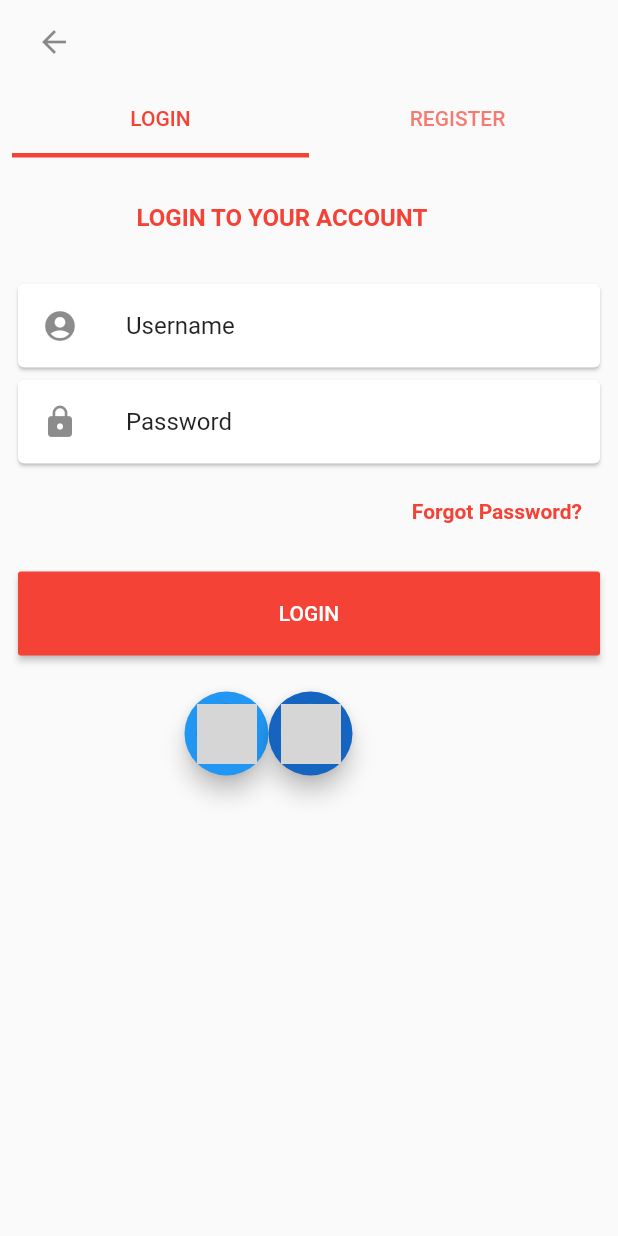
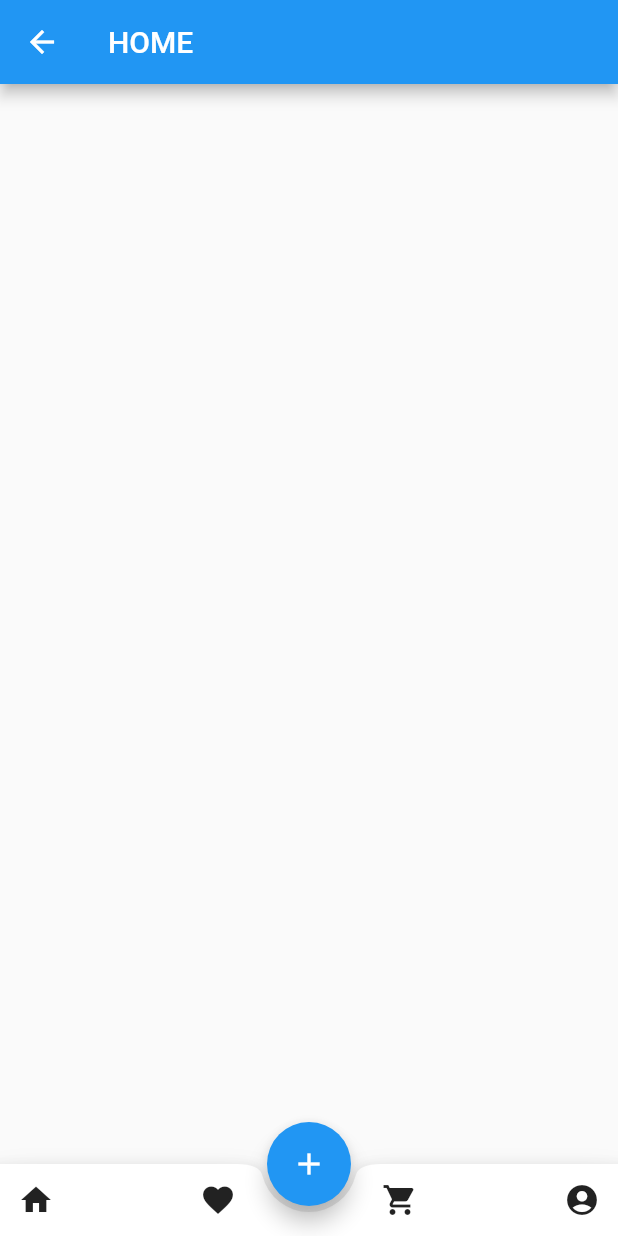
Before and after one commit to rzaheer/login_UI, a Flutter app: the screen it shows after launch, after a tap on "LOGIN", on a phone screen of 412 x 824 dp. Run offline on Flutter 3.47's test engine with Material 2 defaults, Android fonts, the phone set to English and light mode, and no system bars; network calls fail; grey boxes are pictures that could not be loaded.

Commit message:
Initial commit

```diff
--- /dev/null
+++ b/lib/Myhome.dart
@@ -0,0 +1,45 @@
+import 'package:flutter/material.dart';
+import './favourites.dart' as fav;
+
+class MyHome extends StatelessWidget {
+  @override
+  Widget build(BuildContext context) {
+    return Scaffold(
+      appBar: AppBar(title: Text('HOME'),),
+      body: Container(),
+      floatingActionButton: FloatingActionButton(
+          child: Icon(Icons.add),
+          heroTag: "btn1",
+          onPressed: () => {} ),
+      floatingActionButtonLocation: FloatingActionButtonLocation.centerDocked,
+      bottomNavigationBar: BottomAppBar(
+            shape: CircularNotchedRectangle(),
+            child: Row(
+              mainAxisSize: MainAxisSize.min,
+              mainAxisAlignment: MainAxisAlignment.spaceBetween,
+              children: <Widget>[
+                IconButton(
+                   icon: Icon(Icons.home),
+                   onPressed: ()=> {},
+                ),
+                 IconButton(
+                  icon: Icon(Icons.favorite),
+                  onPressed: () {Navigator.of(context).push(MaterialPageRoute(builder: (context) => fav.Favourite()));},
+
+                ),
+                IconButton(
+                  onPressed: () {
+
+                  },
+                  icon: Icon(Icons.shopping_cart),
+                ),
+                IconButton(
+                  onPressed: () => {},
+                  icon: Icon(Icons.account_circle),
+                ),
+              ],
+    )
+        )
+    );
+}
+}
--- /dev/null
+++ b/lib/login.dart
@@ -0,0 +1,96 @@
+import 'package:flutter/material.dart';
+import './Myhome.dart' as home;
+
+
+class Login extends StatefulWidget{
+
+  _LoginState createState() => _LoginState();
+}
+
+class _LoginState extends State<Login> {
+@override
+Widget build(BuildContext context) {
+
+     return Scaffold(
+      body: ListView (
+     children: <Widget> [
+   Padding(
+        padding: EdgeInsets.fromLTRB(75.0,12.0,12.0,12.0),
+        child: Container(
+child: ListTile(
+title: Text('LOGIN TO YOUR ACCOUNT', style: TextStyle(color: Colors.red, fontWeight: FontWeight.bold)
+              ),
+              ),
+      ),
+       ),
+
+      Padding(
+            padding: const EdgeInsets.symmetric(horizontal: 8.0),
+            child: Card(
+              child: ListTile(
+                leading: Icon(Icons.account_circle),
+                title: Text('Username')
+                ),
+              ),
+          ),
+      Padding(
+            padding: const EdgeInsets.symmetric(horizontal: 8.0),
+            child: Card(
+              child: ListTile(
+                leading: Icon(Icons.lock),
+                title: Text('Password')
+                ),
+              ),
+            ),
+      Padding(
+            padding: const EdgeInsets.symmetric(horizontal: 8.0),
+            child: Container(
+              child: ListTile(
+                trailing: Text('Forgot Password?', style: TextStyle(color: Colors.red, fontWeight: FontWeight.bold)
+              ),
+              ),
+      ),
+      ),
+
+       Padding(
+        padding: EdgeInsets.symmetric(vertical: 12.0, horizontal: 12.0),
+        child: RaisedButton(
+        hoverColor: Colors.grey,
+        color: Colors.red,
+        onPressed: () {
+        Navigator.of(context).push(MaterialPageRoute(builder: (context) => home.MyHome()));
+      },
+        padding: EdgeInsets.all(20.0),
+        child: Text('LOGIN', style: TextStyle(color: Colors.white)),
+      ), ),
+
+        Padding (
+        padding:EdgeInsets.symmetric(vertical: 12.0, horizontal: 60.0),
+        child: Container(
+          child: Row(
+            mainAxisAlignment: MainAxisAlignment.spaceEvenly,
+            children: <Widget>[
+       FloatingActionButton(
+        backgroundColor: Colors.blue,
+        onPressed: () {} ,
+        child: CircleAvatar(backgroundImage: NetworkImage('https://upload.wikimedia.org/wikipedia/en/thumb/5/54/Google_Now_logo.webp/300px-Google_Now_logo.webp.png'),),
+
+     ),
+     FloatingActionButton(
+          backgroundColor: Colors.blue[800],
+          onPressed: () {} ,
+          child: CircleAvatar(backgroundImage: NetworkImage('https://cdn4.iconfinder.com/data/icons/social-messaging-ui-color-shapes-2-free/128/social-facebook-circle-256.png'),),
+     ),
+   ]
+     ),
+        ),
+        ),
+        ]
+        ),
+       );
+
+
+
+
+}
+}
--- a/lib/main.dart
+++ b/lib/main.dart
@@ -1,4 +1,6 @@
 import 'package:flutter/material.dart';
+import './login.dart' as login;
+import './register.dart' as register;
 
 
 void main() => runApp(MyApp());
@@ -7,147 +9,45 @@ class MyApp extends StatelessWidget {
   @override
   Widget build(BuildContext context) {
     return MaterialApp(
-      debugShowCheckedModeBanner: false,
-      title: 'login App',
+      title: 'Restaurant UI Kit',
       theme: ThemeData(
-        primarySwatch: Colors.green
+       // primarySwatch: Colors.white,
       ),
-      home: Login(),
+      home: MyTabs(),
     );
   }
 }
 
-
-
-class Login extends StatefulWidget{
-
-  _LoginState createState() => _LoginState();
-
-
+class MyTabs extends StatefulWidget {
+  @override
+  State<StatefulWidget> createState() {
+    return TabsState();
+  }
 }
 
-class _LoginState extends State<Login> with SingleTickerProviderStateMixin{
-
-  TabController _tabController;
-
-
-
-  @override
-  void initState() {
-    super.initState();
-    _tabController = TabController(vsync: this, length: 2);
-  }
-
- @override
- void dispose() {
-   _tabController.dispose();
-   super.dispose();
- }
-
+class TabsState extends State<MyTabs> {
   @override
   Widget build(BuildContext context) {
+    return DefaultTabController(length: 2 , child: Scaffold(
+      appBar: AppBar(
+      backgroundColor: Colors.white,
 
-     return  MaterialApp(
-       home: Scaffold(
-      body: ListView (
-     children: <Widget> [
-   Padding(
-      padding: const EdgeInsets.symmetric(horizontal: 8.0),
-       child: Container(
-        child: ListTile(
-        leading: Icon(Icons.arrow_back),
-                ),
-              ),
-          ),
-  Padding(
-    padding: const EdgeInsets.symmetric(horizontal: 8.0),
-    child: Container(
-      child: TabBar(
+      bottom: TabBar(
+        unselectedLabelColor: Colors.grey,
         indicatorWeight: 3.0,
         indicatorColor: Colors.red,
         labelColor: Colors.red,
-        controller: _tabController,
-        tabs:  [
-          Tab( text:'LOGIN' ),
-          Tab( text : 'REGISTER',), ]
+        tabs: [
+        Tab(text:'LOGIN'),
+        Tab(text: 'REGISTER'),
+      ]),
       ),
-      ),
-  ),
-
-       Padding(
-        padding: EdgeInsets.fromLTRB(75.0,12.0,12.0,12.0),
-        child: Container(
-child: ListTile(
-title: Text('LOGIN TO YOUR ACCOUNT', style: TextStyle(color: Colors.red, fontWeight: FontWeight.bold)
-              ),
-              ),
-      ),
-       ),
-
-      Padding(
-            padding: const EdgeInsets.symmetric(horizontal: 8.0),
-            child: Card(
-              child: ListTile(
-                leading: Icon(Icons.account_circle),
-                title: Text('Username')
-                ),
-              ),
-          ),
-      Padding(
-            padding: const EdgeInsets.symmetric(horizontal: 8.0),
-            child: Card(
-              child: ListTile(
-                leading: Icon(Icons.lock),
-                title: Text('Password')
-                ),
-              ),
-            ),
-      Padding(
-            padding: const EdgeInsets.symmetric(horizontal: 8.0),
-            child: Container(
-              child: ListTile(
-                trailing: Text('Forgot Password?', style: TextStyle(color: Colors.red, fontWeight: FontWeight.bold)
-              ),
-              ),
-      ),
-      ),
-
-       Padding(
-         padding: EdgeInsets.symmetric(vertical: 12.0, horizontal: 12.0),
-      child: RaisedButton(
-        color: Colors.red,
-        onPressed: () {},
-        padding: EdgeInsets.all(20.0),
-        child: Text('LOGIN', style: TextStyle(color: Colors.white)),
-      ), ),
-
-        Padding (
-       padding:EdgeInsets.symmetric(vertical: 12.0, horizontal: 123.0),
-        child: Container(
-          child: Row(
-            children: <Widget>[
-       FloatingActionButton(
-        backgroundColor: Colors.blue,
-        onPressed: () {} ,
-        child: CircleAvatar(backgroundImage: NetworkImage('https://upload.wikimedia.org/wikipedia/en/thumb/5/54/Google_Now_logo.webp/300px-Google_Now_logo.webp.png'),),
-
-     ),
-     FloatingActionButton(
-          backgroundColor: Colors.blue[800],
-          onPressed: () {} ,
-          child: CircleAvatar(backgroundImage: NetworkImage('https://cdn4.iconfinder.com/data/icons/social-messaging-ui-color-shapes-2-free/128/social-facebook-circle-256.png'),),
-     ),
-   ]
-     ),
-        ),
-        ),
-        ]
-        ),
-       )
-       );
-
-
-
+      body: TabBarView(
+       children: [
+         login.Login(),
+         register.Register(),
+       ]),
+    ));
+  }
 
 }
-}
```
Also changed, not shown: lib/favourites.dart (added, +9 -0 lines), lib/register.dart (added, +87 -0 lines). Lines whose indentation alone changed are shown as unchanged.
